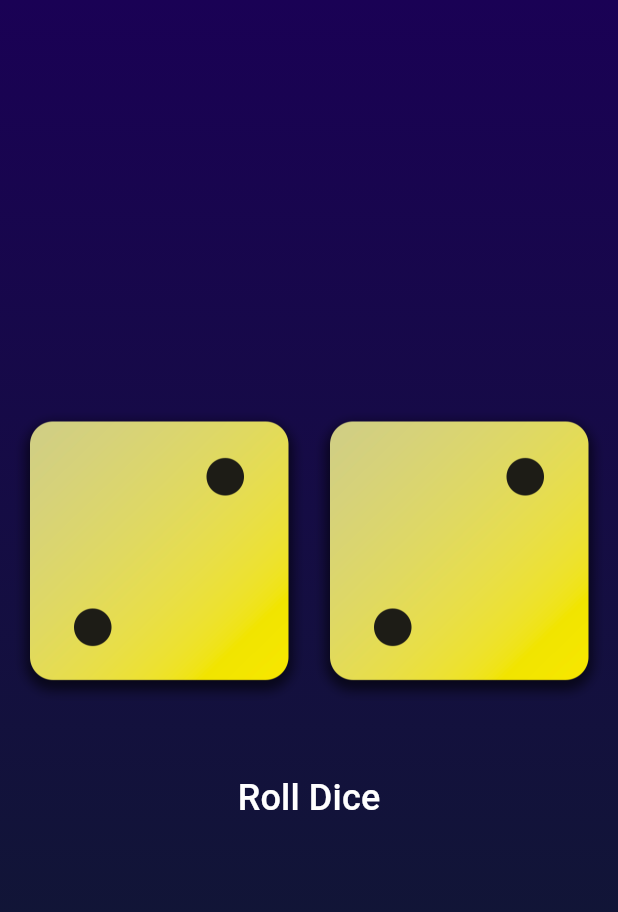
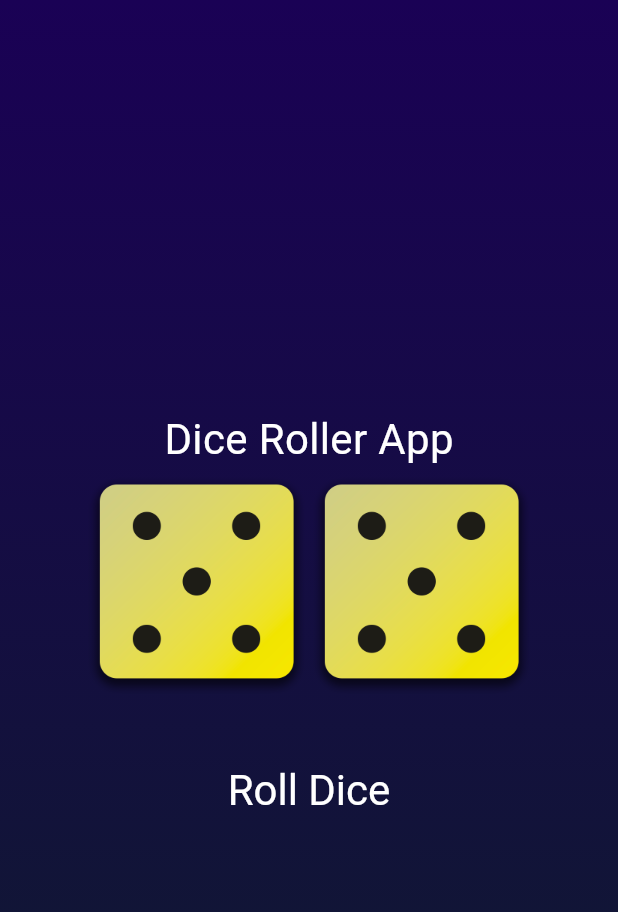
Before and after one commit to ShariqueMemon11/Flutter-Practice, a Flutter app: the screen it shows after launch, after a tap on "Roll Dice", on a phone screen of 412 x 824 dp. Shown: the top 912 px of the screen. Run offline on Flutter 3.47's test engine with Material 3 defaults, Android fonts, the phone set to English and light mode, and no system bars.

Commit message:
added functionality

```diff
--- /dev/null
+++ b/roll_dice_app/lib/dice_roller.dart
@@ -0,0 +1,51 @@
+import 'dart:math';
+import 'package:flutter/material.dart';
+import 'package:roll_dice_app/style_text.dart';
+
+class DiceRoller extends StatefulWidget {
+  const DiceRoller({super.key});
+  @override
+  State<DiceRoller> createState() {
+    return _DicerollerState();
+  }
+}
+
+class _DicerollerState extends State<DiceRoller> {
+  var diceImg = "assets/dice-2.png";
+  var diceImg2 = "assets/dice-1.png";
+
+  void rolldice() {
+    setState(() {
+      int randomNumber = Random().nextInt(6) + 1;
+      int randomNumber2 = Random().nextInt(6) + 1;
+      diceImg = "assets/dice-$randomNumber.png";
+      diceImg2 = "assets/dice-$randomNumber2.png";
+    });
+  }
+
+  @override
+  Widget build(BuildContext context) {
+    return Column(
+      mainAxisSize: MainAxisSize.min,
+      children: [
+        Style_text("Dice Roller App"),
+        Row(
+          mainAxisAlignment: MainAxisAlignment.center,
+          children: [
+            Image.asset(diceImg, width: 150),
+            Image.asset(diceImg2, width: 150),
+          ],
+        ),
+        const SizedBox(height: 40), // Adds spacing
+        TextButton(
+          onPressed: rolldice,
+          style: TextButton.styleFrom(
+            foregroundColor: Colors.white,
+            textStyle: TextStyle(fontSize: 28),
+          ),
+          child: const Text("Roll Dice"),
+        ),
+      ],
+    );
+  }
+}
--- a/roll_dice_app/lib/gradient_container.dart
+++ b/roll_dice_app/lib/gradient_container.dart
@@ -1,7 +1,9 @@
 import 'package:flutter/material.dart';
+import 'package:roll_dice_app/dice_roller.dart';
 
+// ignore: must_be_immutable
 class GradientContainer extends StatelessWidget {
-  const GradientContainer(this.color1, this.color2, {super.key});
+  GradientContainer(this.color1, this.color2, {super.key});
 
   final Color color1;
   final Color color2;
@@ -16,30 +18,7 @@ class GradientContainer extends StatelessWidget {
           end: Alignment.bottomCenter,
         ),
       ),
-      child: Center(
-        child: Column(
-          mainAxisSize: MainAxisSize.min,
-          children: [
-            Row(
-              mainAxisAlignment: MainAxisAlignment.center,
-              children: [
-                Image.asset('assets/dice-2.png', width: 200),
-                Image.asset('assets/dice-2.png', width: 200),
-              ],
-            ),
-            const SizedBox(height: 40), // Adds spacing
-            TextButton(
-              onPressed: () {
-                print("Button Pressed!");
-              },
-              child: const Text(
-                "Roll Dice",
-                style: TextStyle(fontSize: 24, color: Colors.white),
-              ),
-            ),
-          ],
-        ),
-      ),
+      child: Center(child: DiceRoller()),
     );
   }
 }
--- a/roll_dice_app/pubspec.yaml
+++ b/roll_dice_app/pubspec.yaml
@@ -60,7 +60,7 @@ flutter:
 
   # To add assets to your application, add an assets section, like this:
   assets:
-    - assets/dice1.png
+    - assets/dice-1.png
     - assets/dice-2.png
     - assets/dice-3.png
     - assets/dice-5.png
```
Also changed, not shown: roll_dice_app/assets/dice-1.png (renamed from roll_dice_app/assets/dice1.png).
